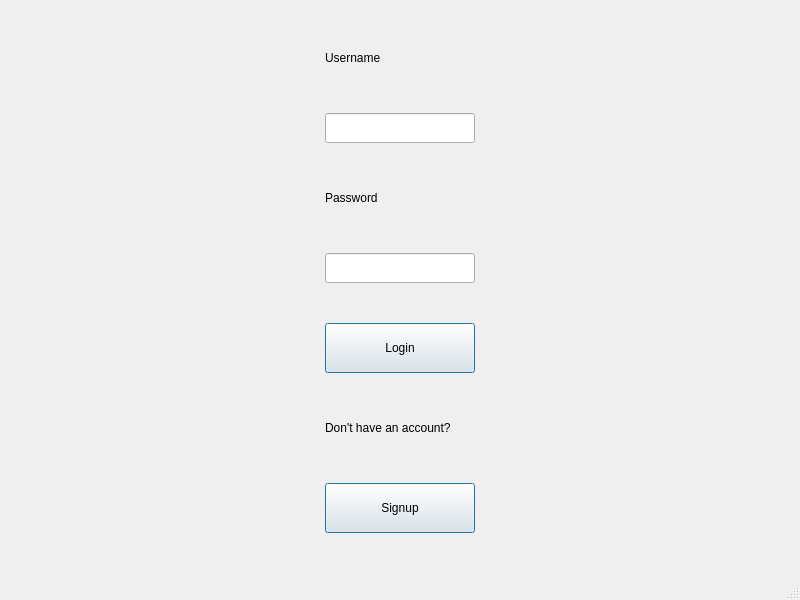
Above: concurrentTextEditor/clientmainwindow.ui from scottiexdev/concurrentTextEditor before the change. Below: the same form after it.
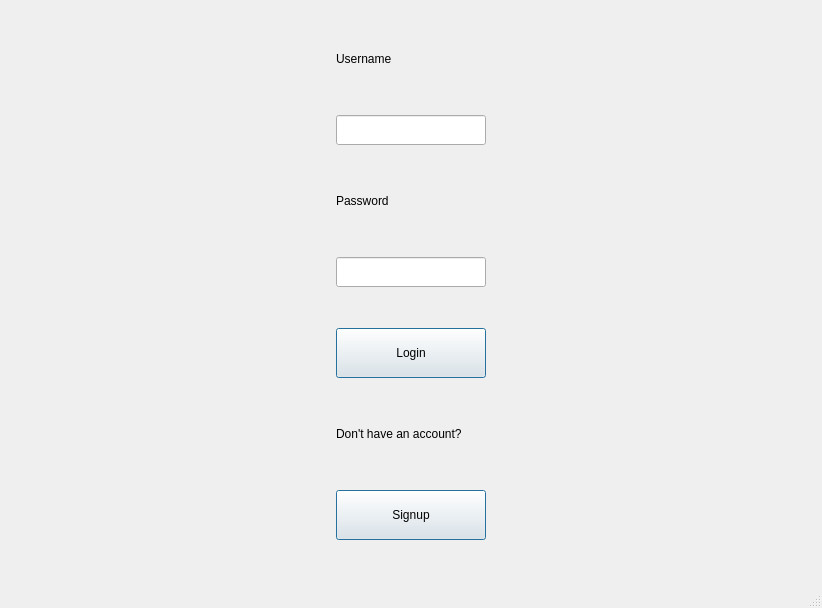
That is the form after the change.

Patch:
```diff
--- a/concurrentTextEditor/clientmainwindow.ui
+++ b/concurrentTextEditor/clientmainwindow.ui
@@ -6,8 +6,8 @@
    <rect>
     <x>0</x>
     <y>0</y>
-    <width>800</width>
-    <height>600</height>
+    <width>822</width>
+    <height>608</height>
    </rect>
   </property>
   <property name="windowTitle">
```
Left out of the diff: 78 changed lines with no effect on the pictures.
